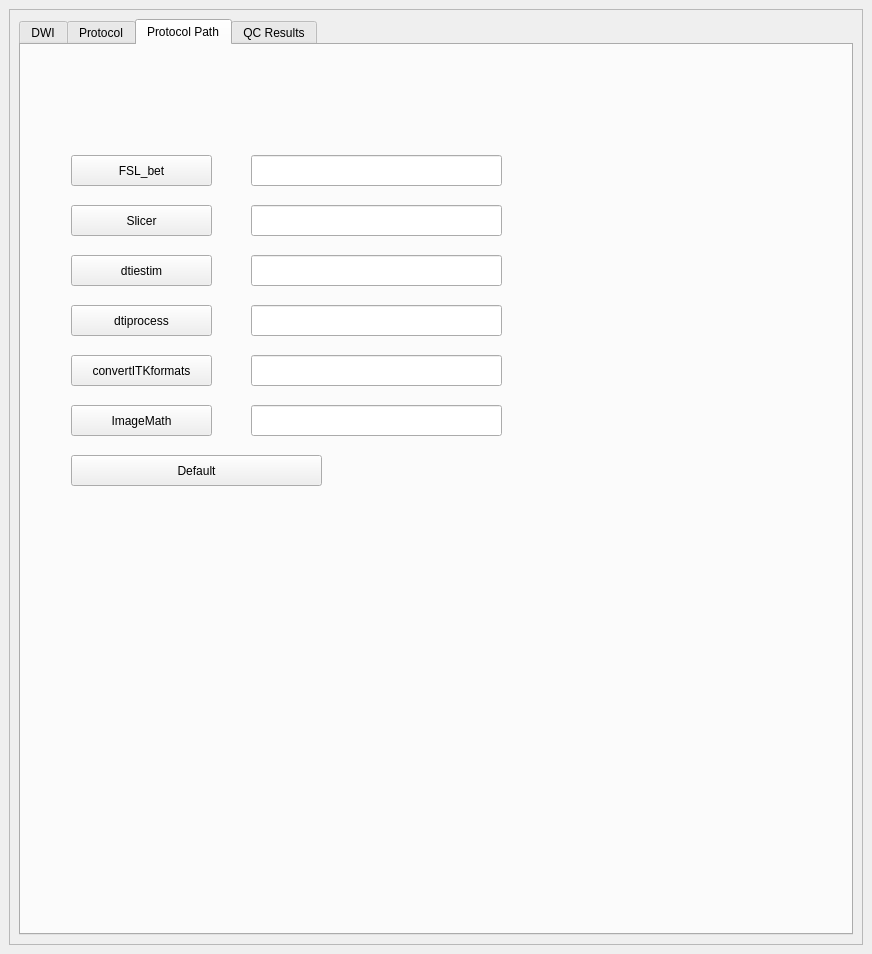
Old version of the form src/gui/IntensityMotionCheckPanel.ui in the repository NIRALUser/DTIPrep.
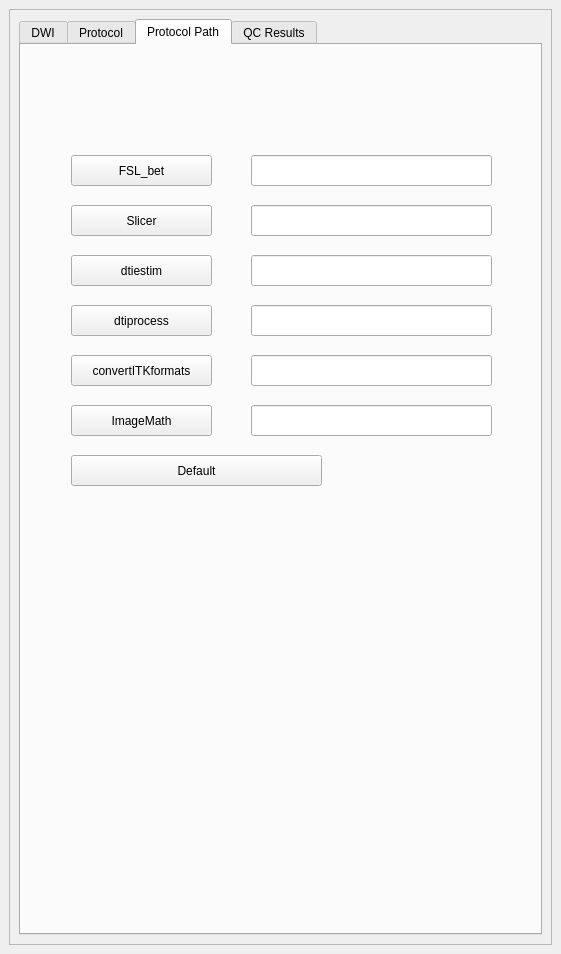
New version of the form. The open tabs and pages were chosen to show the change. Icons and pictures are not drawn.

Commit message: ENH: When selecting "default protocol", it will search for the software on the system instead of setting paths to hardcoded paths for the tools that are available in "Protocol Path". This still needs to be improved for the other tools which paths are hardcoded in the default protocol such as LMMSE that is included in Slicer3"

```diff
--- a/src/gui/IntensityMotionCheckPanel.ui
+++ b/src/gui/IntensityMotionCheckPanel.ui
@@ -6,7 +6,7 @@
    <rect>
     <x>0</x>
     <y>0</y>
-    <width>872</width>
+    <width>561</width>
     <height>954</height>
    </rect>
   </property>
@@ -38,7 +38,7 @@
         <rect>
          <x>0</x>
          <y>0</y>
-         <width>850</width>
+         <width>541</width>
          <height>909</height>
         </rect>
        </property>
@@ -1254,7 +1254,7 @@
              <rect>
               <x>230</x>
               <y>110</y>
-              <width>251</width>
+              <width>241</width>
               <height>31</height>
              </rect>
             </property>
@@ -1303,7 +1303,7 @@
              <rect>
               <x>230</x>
               <y>160</y>
-              <width>251</width>
+              <width>241</width>
               <height>31</height>
              </rect>
             </property>
@@ -1313,7 +1313,7 @@
              <rect>
               <x>230</x>
               <y>210</y>
-              <width>251</width>
+              <width>241</width>
               <height>31</height>
              </rect>
             </property>
@@ -1323,7 +1323,7 @@
              <rect>
               <x>230</x>
               <y>260</y>
-              <width>251</width>
+              <width>241</width>
               <height>31</height>
              </rect>
             </property>
@@ -1346,7 +1346,7 @@
              <rect>
               <x>230</x>
               <y>310</y>
-              <width>251</width>
+              <width>241</width>
               <height>31</height>
              </rect>
             </property>
@@ -1369,7 +1369,7 @@
              <rect>
               <x>230</x>
               <y>360</y>
-              <width>251</width>
+              <width>241</width>
               <height>31</height>
              </rect>
             </property>
```
Left out of the diff: 8 changed lines with no effect on the pictures. The commit also changes 1 other file.
